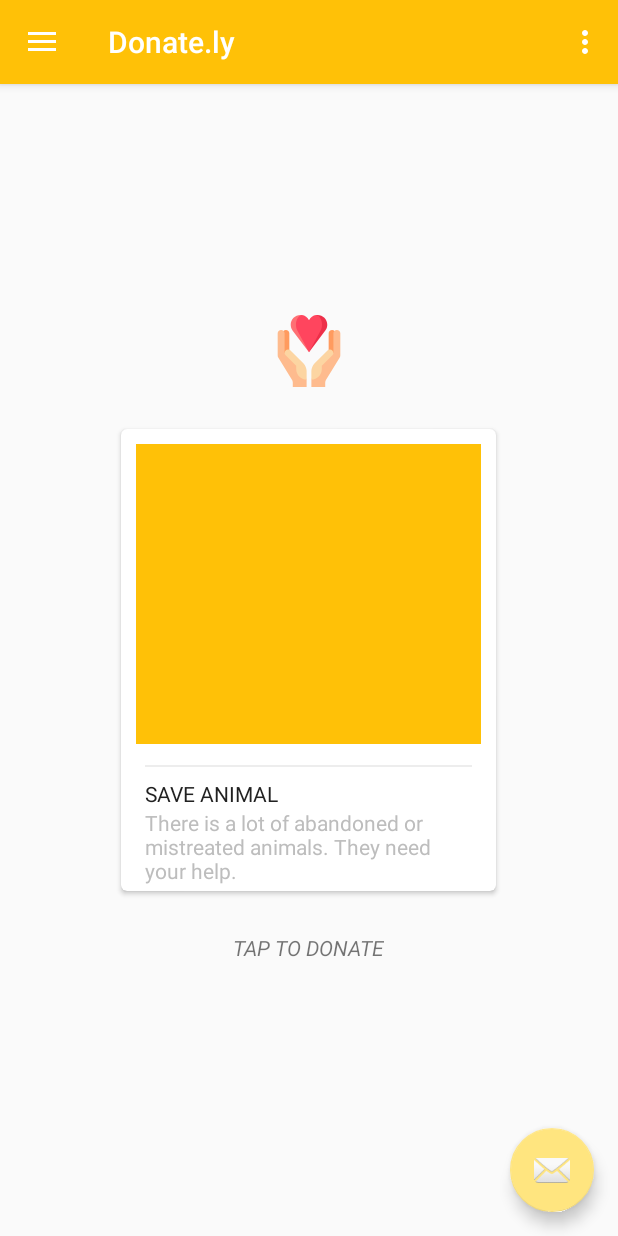
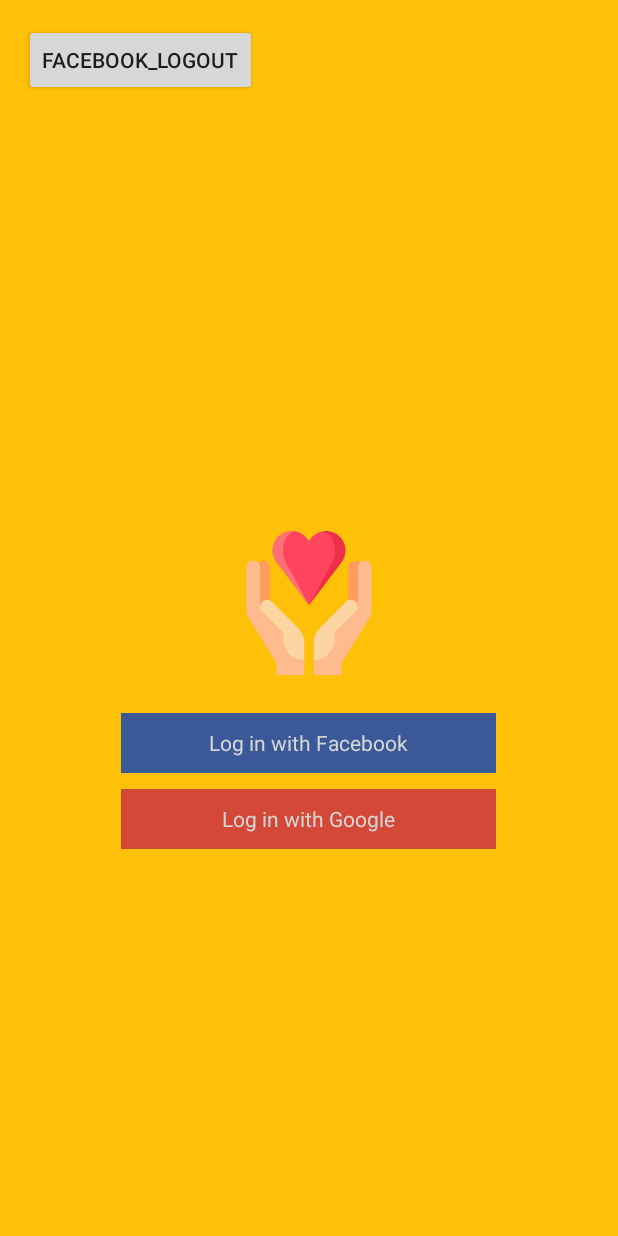
Before and after one commit to semistone222/donately, an Android app: the MainActivity screen opened directly, with no data from a screen before it, in the options menu, after a tap on "Settings", on a phone screen of 412 x 824 dp. Run offline under Robolectric (Android 15) with nearby library versions, the phone set to English and light mode, and no system bars; our stand-ins replace ButterKnife; libraries missing offline, so code that uses them is left out: com.facebook, com.facebook.login, io.realm, jp.wasabeef.glide; pictures from the network do not load; 7 statements that could not run were skipped.

Commit message:
#10 #13 #15 #16  (#18)
* #10 #13 #16

- realm으로 History, User 클래스 작성
- 페이스북 로그인 API
- 로그인 액티비티 생성 (UI 구성 필요)
- 네비게이션 드로워 헤더에 사용자 정보 표시

* navigationdrawer 레이아웃 수정, accent 색 수정

* #15 로그인 액티비티 UI 수정

* #15 로그인 액티비티 UI 수정 2

* comment 해주신 부분 정리

- realm.init 을 application으로 뺌
- gradle에서 쓸모 없는 부분 뺌
- loginmanager 변수

* Toast에 쓰이는 string을 resource로 뺐습니다.

* test를 위해 남겨놓은 주석 빼고 쓸모 없는 주석을 정리했습니다.

```diff
--- a/app/build.gradle
+++ b/app/build.gradle
@@ -1,4 +1,5 @@
 apply plugin: 'com.android.application'
+apply plugin: 'realm-android'
 
 android {
     compileSdkVersion 25
@@ -21,10 +22,13 @@ android {
 dependencies {
     compile fileTree(include: ['*.jar'], dir: 'libs')
     compile 'com.android.support:appcompat-v7:25.1.0'
-    testCompile 'junit:junit:4.12'
     compile 'com.github.chyrta:AndroidOnboarder:0.6'
     compile 'com.android.support:design:25.1.0'
     compile 'com.android.support:cardview-v7:25.1.0'
     compile 'com.jakewharton:butterknife:8.5.1'
     compile 'com.jakewharton:butterknife-compiler:8.5.1'
+    compile 'com.facebook.android:facebook-android-sdk:4.19.0'
+    compile 'com.android.support:support-v4:25.1.0'
+    compile 'com.github.bumptech.glide:glide:3.7.0'
+    compile 'jp.wasabeef:glide-transformations:2.0.1'
 }
--- /dev/null
+++ b/app/src/main/java/com/semistone/androidapp/login/LoginActivity.java
@@ -0,0 +1,138 @@
+package com.semistone.androidapp.login;
+
+import android.content.Intent;
+import android.support.design.widget.Snackbar;
+import android.support.v7.app.AppCompatActivity;
+import android.os.Bundle;
+import android.view.View;
+import android.widget.TextView;
+import android.widget.Toast;
+
+import com.facebook.CallbackManager;
+import com.facebook.FacebookCallback;
+import com.facebook.FacebookException;
+import com.facebook.FacebookSdk;
+import com.facebook.GraphRequest;
+import com.facebook.GraphResponse;
+import com.facebook.login.LoginManager;
+import com.facebook.login.LoginResult;
+import com.semistone.androidapp.R;
+import com.semistone.androidapp.data.User;
+import com.semistone.androidapp.main.MainActivity;
+
+import org.json.JSONObject;
+
+import java.util.Arrays;
+
+import butterknife.BindView;
+import butterknife.ButterKnife;
+import butterknife.OnClick;
+import io.realm.Realm;
+
+public class LoginActivity extends AppCompatActivity {
+
+    private CallbackManager mCallbackManager;
+
+    private Realm mRealm;
+
+    @BindView(R.id.test)
+    protected TextView tv_test;
+
+    @Override
+    protected void onCreate(Bundle savedInstanceState) {
+        super.onCreate(savedInstanceState);
+        setContentView(R.layout.activity_login);
+
+        ButterKnife.bind(this);
+        mRealm = Realm.getDefaultInstance();
+
+        if (mRealm.where(User.class).findAll().size() != 0) {
+            startActivity(new Intent(LoginActivity.this, MainActivity.class));
+        }
+    }
+
+    // TODO: 2017-02-09
+    @OnClick(R.id.facebook_logout)
+    void onClickFacebookLogout(View view) {
+        LoginManager.getInstance().logOut();
+        mRealm.executeTransaction(new Realm.Transaction() {
+            @Override
+            public void execute(Realm realm) {
+                mRealm.where(User.class).findAll().deleteAllFromRealm();
+            }
+        });
+    }
+
+    // TODO: 2017-02-09
+    @OnClick(R.id.google_login)
+    void onClickGoogleLogin(View view) {
+        Snackbar.make(view, "Coming soon.", Toast.LENGTH_SHORT).show();
+    }
+
+    @OnClick(R.id.facebook_login)
+    void onClickFacebookLogin(View view) {
+
+        FacebookSdk.sdkInitialize(getApplicationContext());
+        mCallbackManager = CallbackManager.Factory.create();
+
+        LoginManager loginManager = LoginManager.getInstance();
+        loginManager.logInWithReadPermissions(this, Arrays.asList("public_profile", "email"));
+        loginManager.registerCallback(mCallbackManager, new FacebookCallback<LoginResult>() {
+            @Override
+            public void onSuccess(final LoginResult loginResult) {
+
+                GraphRequest graphRequest = GraphRequest.newMeRequest(loginResult.getAccessToken(), new GraphRequest.GraphJSONObjectCallback() {
+                    @Override
+                    public void onCompleted(JSONObject object, GraphResponse response) {
+
+                        String id = object.optString("id");
+                        String name = object.optString("name");
+                        String email = object.optString("email");
+                        String accessToken = loginResult.getAccessToken().getToken();
+                        String type = "facebook";
+
+                        mRealm.beginTransaction();
+                        User user = mRealm.createObject(User.class, id);
+                        user.setName(name);
+                        user.setEmail(email);
+                        user.setAccessToken(accessToken);
+                        user.setType(type);
+                        mRealm.commitTransaction();
+
+                        // test
+                        tv_test.setText(user.toString());
+
+                        startActivity(new Intent(LoginActivity.this, MainActivity.class));
+                    }
+                });
+
+                Bundle parameters = new Bundle();
+                parameters.putString("fields", "id,name,email");
+                graphRequest.setParameters(parameters);
+                graphRequest.executeAsync();
+            }
+
+            @Override
+            public void onCancel() {
+                Toast.makeText(getApplicationContext(), R.string.login_canceled, Toast.LENGTH_SHORT).show();
+            }
+
+            @Override
+            public void onError(FacebookException error) {
+                Toast.makeText(getApplicationContext(), R.string.login_error, Toast.LENGTH_SHORT).show();
+            }
+        });
+    }
+
+    @Override
+    protected void onActivityResult(int requestCode, int resultCode, Intent data) {
+        super.onActivityResult(requestCode, resultCode, data);
+        mCallbackManager.onActivityResult(requestCode, resultCode, data);
+    }
+
+    @Override
+    protected void onDestroy() {
+        super.onDestroy();
+        mRealm.close();
+    }
+}
--- a/app/src/main/java/com/semistone/androidapp/MainActivity.java
+++ b/app/src/main/java/com/semistone/androidapp/main/MainActivity.java
@@ -1,7 +1,7 @@
-package com.semistone.androidapp;
+package com.semistone.androidapp.main;
 
+import android.content.Intent;
 import android.os.Bundle;
-import android.support.design.widget.FloatingActionButton;
 import android.support.design.widget.Snackbar;
 import android.view.View;
 import android.support.design.widget.NavigationView;
@@ -12,25 +12,45 @@ import android.support.v7.app.AppCompatActivity;
 import android.support.v7.widget.Toolbar;
 import android.view.Menu;
 import android.view.MenuItem;
+import android.widget.ImageView;
+import android.widget.TextView;
+
+import com.bumptech.glide.Glide;
+import com.semistone.androidapp.R;
+import com.semistone.androidapp.data.User;
+import com.semistone.androidapp.login.LoginActivity;
 
 import butterknife.BindView;
 import butterknife.ButterKnife;
 import butterknife.OnClick;
+import io.realm.Realm;
+import jp.wasabeef.glide.transformations.CropCircleTransformation;
 
 public class MainActivity extends AppCompatActivity
         implements NavigationView.OnNavigationItemSelectedListener {
 
     @BindView(R.id.toolbar)
-    Toolbar mToolbar;
+    protected Toolbar mToolbar;
 
     @BindView(R.id.drawer_layout)
-    DrawerLayout mDrawer;
+    protected DrawerLayout mDrawer;
+
+    @BindView(R.id.nav_view)
+    protected NavigationView mNavigationView;
+
+    private Realm mRealm;
+
+    private User mUser;
 
     @Override
     protected void onCreate(Bundle savedInstanceState) {
         super.onCreate(savedInstanceState);
         setContentView(R.layout.activity_main);
+
         ButterKnife.bind(this);
+
+        mRealm = Realm.getDefaultInstance();
+        mUser = mRealm.where(User.class).findFirst();
 
         setSupportActionBar(mToolbar);
 
@@ -39,8 +59,20 @@ public class MainActivity extends AppCompatActivity
         mDrawer.setDrawerListener(toggle);
         toggle.syncState();
 
-        NavigationView navigationView = (NavigationView) findViewById(R.id.nav_view);
-        navigationView.setNavigationItemSelectedListener(this);
+        mNavigationView.setNavigationItemSelectedListener(this);
+
+        View mNavHeader = mNavigationView.inflateHeaderView(R.layout.nav_header_main);
+
+        ((TextView) mNavHeader.findViewById(R.id.tv_user_name)).setText(mUser.getName());
+        ((TextView) mNavHeader.findViewById(R.id.tv_user_email)).setText(mUser.getEmail());
+        Glide.with(this)
+                .load("https://graph.facebook.com/" + mUser.getId() + "/picture?type=large")
+                .bitmapTransform(new CropCircleTransformation(this))
+                .placeholder(R.drawable.ic_face_black_24dp)
+                .error(R.drawable.ic_report_black_24dp)
+                .thumbnail(0.1f)
+                .override(150, 150)
+                .into((ImageView) mNavHeader.findViewById(R.id.iv_user_image));
     }
 
     @OnClick(R.id.fab)
@@ -69,6 +101,8 @@ public class MainActivity extends AppCompatActivity
         int id = item.getItemId();
 
         if (id == R.id.action_settings) {
+            // test
+            startActivity(new Intent(this, LoginActivity.class));
             return true;
         }
 
@@ -96,4 +130,10 @@ public class MainActivity extends AppCompatActivity
         mDrawer.closeDrawer(GravityCompat.START);
         return true;
     }
+
+    @Override
+    protected void onDestroy() {
+        super.onDestroy();
+        mRealm.close();
+    }
 }
--- /dev/null
+++ b/app/src/main/res/drawable/ic_face_black_24dp.xml
@@ -0,0 +1,9 @@
+<vector xmlns:android="http://schemas.android.com/apk/res/android"
+        android:width="24dp"
+        android:height="24dp"
+        android:viewportWidth="24.0"
+        android:viewportHeight="24.0">
+    <path
+        android:fillColor="#FF000000"
+        android:pathData="M9,11.75c-0.69,0 -1.25,0.56 -1.25,1.25s0.56,1.25 1.25,1.25 1.25,-0.56 1.25,-1.25 -0.56,-1.25 -1.25,-1.25zM15,11.75c-0.69,0 -1.25,0.56 -1.25,1.25s0.56,1.25 1.25,1.25 1.25,-0.56 1.25,-1.25 -0.56,-1.25 -1.25,-1.25zM12,2C6.48,2 2,6.48 2,12s4.48,10 10,10 10,-4.48 10,-10S17.52,2 12,2zM12,20c-4.41,0 -8,-3.59 -8,-8 0,-0.29 0.02,-0.58 0.05,-0.86 2.36,-1.05 4.23,-2.98 5.21,-5.37C11.07,8.33 14.05,10 17.42,10c0.78,0 1.53,-0.09 2.25,-0.26 0.21,0.71 0.33,1.47 0.33,2.26 0,4.41 -3.59,8 -8,8z"/>
+</vector>
--- /dev/null
+++ b/app/src/main/res/drawable/ic_report_black_24dp.xml
@@ -0,0 +1,9 @@
+<vector xmlns:android="http://schemas.android.com/apk/res/android"
+        android:width="24dp"
+        android:height="24dp"
+        android:viewportWidth="24.0"
+        android:viewportHeight="24.0">
+    <path
+        android:fillColor="#FF000000"
+        android:pathData="M15.73,3L8.27,3L3,8.27v7.46L8.27,21h7.46L21,15.73L21,8.27L15.73,3zM12,17.3c-0.72,0 -1.3,-0.58 -1.3,-1.3 0,-0.72 0.58,-1.3 1.3,-1.3 0.72,0 1.3,0.58 1.3,1.3 0,0.72 -0.58,1.3 -1.3,1.3zM13,13h-2L11,7h2v6z"/>
+</vector>
--- /dev/null
+++ b/app/src/main/res/layout/activity_login.xml
@@ -0,0 +1,55 @@
+<?xml version="1.0" encoding="utf-8"?>
+<RelativeLayout xmlns:android="http://schemas.android.com/apk/res/android"
+    xmlns:tools="http://schemas.android.com/tools"
+    xmlns:app="http://schemas.android.com/apk/res-auto"
+    android:id="@+id/activity_login"
+    android:layout_width="match_parent"
+    android:layout_height="match_parent"
+    android:background="@color/colorPrimary"
+    android:paddingBottom="@dimen/activity_vertical_margin"
+    android:paddingLeft="@dimen/activity_horizontal_margin"
+    android:paddingRight="@dimen/activity_horizontal_margin"
+    android:paddingTop="@dimen/activity_vertical_margin"
+    android:orientation="vertical"
+    tools:context="com.semistone.androidapp.login.LoginActivity">
+
+    <!--App Logo-->
+    <ImageView
+        android:id="@+id/app_logo"
+        android:layout_width="wrap_content"
+        android:layout_height="wrap_content"
+        android:layout_centerInParent="true"
+        android:paddingBottom="20dp"
+        app:srcCompat="@drawable/ic_loving" />
+
+    <!--Facebook Login-->
+    <TextView
+        android:id="@+id/facebook_login"
+        style="@style/LoginButton"
+        android:layout_below="@+id/app_logo"
+        android:layout_centerHorizontal="true"
+        android:text="@string/facebook_login"
+        android:background="@color/facebook"/>
+
+    <!--Google Login-->
+    <TextView
+        android:id="@+id/google_login"
+        style="@style/LoginButton"
+        android:layout_below="@+id/facebook_login"
+        android:layout_centerHorizontal="true"
+        android:text="@string/google_login"
+        android:background="@color/google" />
+
+    <!--test-->
+    <Button
+        android:id="@+id/facebook_logout"
+        android:layout_width="wrap_content"
+        android:layout_height="wrap_content"
+        android:text="facebook_logout"/>
+
+    <TextView
+        android:id="@+id/test"
+        android:layout_width="wrap_content"
+        android:layout_height="wrap_content" />
+
+</RelativeLayout>
--- a/app/src/main/res/layout/activity_main.xml
+++ b/app/src/main/res/layout/activity_main.xml
@@ -19,7 +19,6 @@
         android:layout_height="match_parent"
         android:layout_gravity="start"
         android:fitsSystemWindows="true"
-        app:headerLayout="@layout/nav_header_main"
         app:menu="@menu/activity_main_drawer" />
 
 </android.support.v4.widget.DrawerLayout>
--- a/app/src/main/res/layout/app_bar_main.xml
+++ b/app/src/main/res/layout/app_bar_main.xml
@@ -5,7 +5,7 @@
     android:layout_width="match_parent"
     android:layout_height="match_parent"
     android:fitsSystemWindows="true"
-    tools:context="com.semistone.androidapp.MainActivity">
+    tools:context="com.semistone.androidapp.main.MainActivity">
 
     <android.support.design.widget.AppBarLayout
         android:layout_width="match_parent"
--- a/app/src/main/res/layout/content_main.xml
+++ b/app/src/main/res/layout/content_main.xml
@@ -10,18 +10,8 @@
     android:paddingRight="@dimen/activity_horizontal_margin"
     android:paddingTop="@dimen/activity_vertical_margin"
     app:layout_behavior="@string/appbar_scrolling_view_behavior"
-    tools:context="com.semistone.androidapp.MainActivity"
+    tools:context="com.semistone.androidapp.main.MainActivity"
     tools:showIn="@layout/app_bar_main">
-
-    <!--App Logo-->
-    <ImageView
-        android:id="@+id/app_logo"
-        android:layout_width="48dp"
-        android:layout_height="48dp"
-        android:layout_above="@+id/beneficiaries_layout"
-        android:layout_centerHorizontal="true"
-        android:layout_marginBottom="20dp"
-        android:src="@drawable/ic_loving" />
 
     <!--Beneficiaries-->
     <LinearLayout
--- a/app/src/main/res/values/colors.xml
+++ b/app/src/main/res/values/colors.xml
@@ -3,8 +3,10 @@
     <color name="colorPrimary">#FFC107</color>
     <color name="colorPrimaryLight">#FFE082</color>
     <color name="colorPrimaryDark">#FFA000</color>
-    <color name="colorAccent">#FFE57F</color>
+    <color name="colorAccent">#292929</color>
     <color name="colorDivider">#ededed</color>
     <color name="colorPrimaryText">#212121</color>
     <color name="colorSecondaryText">#BDBDBD</color>
+    <color name="facebook">#3b5998</color>
+    <color name="google">#d34836</color>
 </resources>
--- a/app/src/main/res/values/strings.xml
+++ b/app/src/main/res/values/strings.xml
@@ -16,7 +16,7 @@
     <string name="tap_to_donate">TAP TO DONATE</string>
 
     <!--user info-->
-    <string name="default_user_id">android.studio@android.com</string>
+    <string name="default_user_email">android.studio@android.com</string>
     <string name="default_user_name">Android Studio</string>
 
     <!--menu-->
@@ -30,4 +30,14 @@
     <string name="nav_share_title">Share</string>
     <string name="navigation_drawer_open">Open navigation drawer</string>
     <string name="navigation_drawer_close">Close navigation drawer</string>
+
+    <!--login-->
+    <string name="facebook_app_id">389316754760661</string>
+    <string name="title_activity_settings">Settings</string>
+    <string name="facebook_login">Log in with Facebook</string>
+    <string name="google_login">Log in with Google</string>
+
+    <!--toast messages-->
+    <string name="login_canceled">login canceled.</string>
+    <string name="login_error">login error.</string>
 </resources>
--- a/app/src/main/res/values/styles.xml
+++ b/app/src/main/res/values/styles.xml
@@ -13,6 +13,19 @@
         <item name="windowNoTitle">true</item>
     </style>
 
+    <style name="AppTheme.NoTitle">
+        <item name="windowNoTitle">true</item>
+    </style>
+
+    <style name="LoginButton">
+        <item name="android:layout_width">250dp</item>
+        <item name="android:layout_height">40dp</item>
+        <item name="android:gravity">center</item>
+        <item name="android:layout_margin">5dp</item>
+        <item name="android:textColor">@color/white</item>
+
+    </style>
+
     <style name="AppTheme.AppBarOverlay" parent="ThemeOverlay.AppCompat.Dark.ActionBar" />
 
     <style name="AppTheme.PopupOverlay" parent="ThemeOverlay.AppCompat.Light" />
--- a/build.gradle
+++ b/build.gradle
@@ -6,6 +6,7 @@ buildscript {
     }
     dependencies {
         classpath 'com.android.tools.build:gradle:2.2.3'
+        classpath "io.realm:realm-gradle-plugin:2.2.0"
 
         // NOTE: Do not place your application dependencies here; they belong
         // in the individual module build.gradle files
```
Also changed, not shown: app/src/main/AndroidManifest.xml (+12 -5 lines), app/src/main/java/com/semistone/androidapp/MyApplication.java (added, +18 -0 lines), app/src/main/java/com/semistone/androidapp/data/History.java (added, +62 -0 lines), app/src/main/java/com/semistone/androidapp/data/User.java (added, +75 -0 lines), app/src/main/java/com/semistone/androidapp/intro/IntroActivity.java (renamed from app/src/main/java/com/semistone/androidapp/IntroActivity.java, +8 -8 lines), app/src/main/res/layout/nav_header_main.xml (+19 -6 lines).
